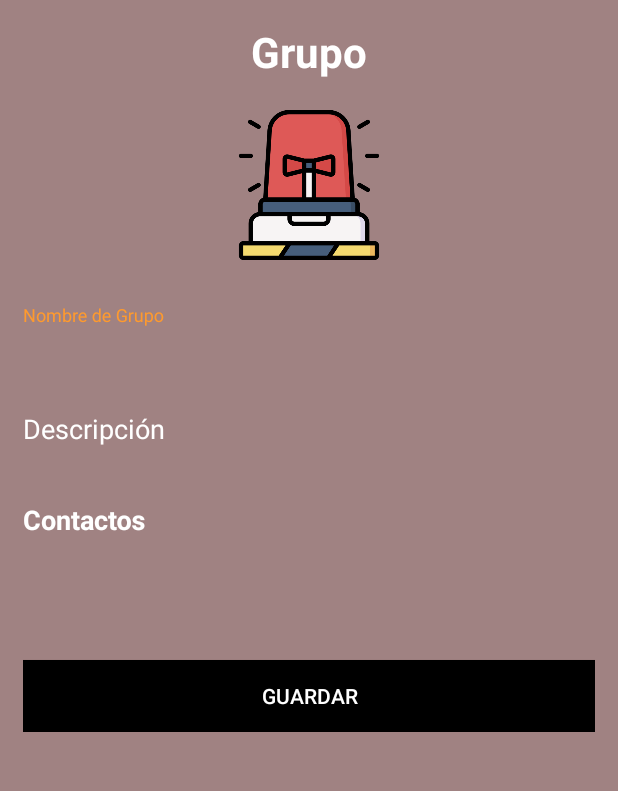
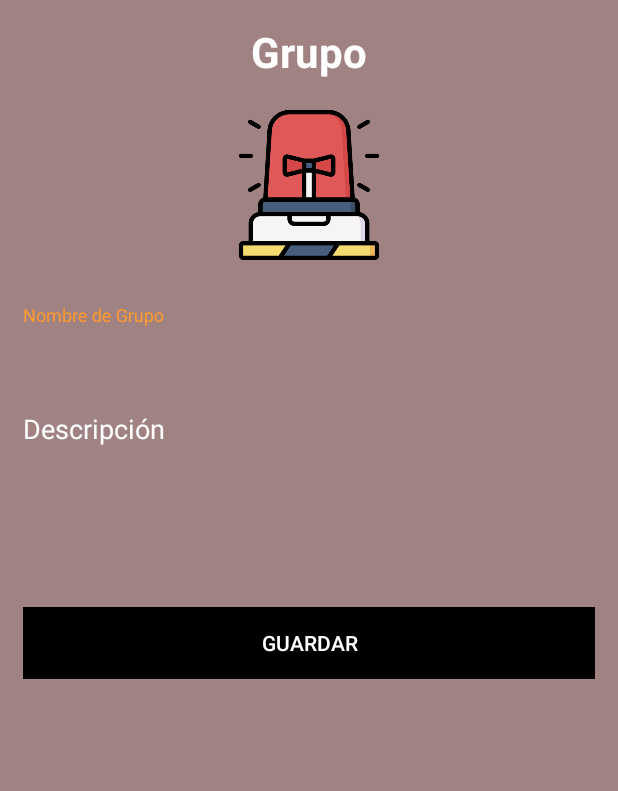
Before and after one commit to joelespinozaro/alarma_vecinal_app, an Android app: the fragment CrearGrupo placed in its activity, after a tap on "GUARDAR", on a phone screen of 412 x 824 dp, the part 84-875 px from its top. Run offline under Robolectric (Android 15) with nearby library versions, the phone set to English and light mode, and no system bars; our stand-ins replace Firebase (no records; nobody signed in at launch, a user with empty details on screens opened directly).

Commit message:
creando grupo

```diff
--- a/app/src/main/java/com/alarmavecinal/app/fragmentos/CrearGrupo.java
+++ b/app/src/main/java/com/alarmavecinal/app/fragmentos/CrearGrupo.java
@@ -22,27 +22,27 @@ import com.google.firebase.firestore.FirebaseFirestore;
 
 import java.util.HashMap;
 import java.util.Map;
+import java.util.Random;
 
 public class CrearGrupo extends Fragment {
     private EditText NombreGroupLayout,DescripcionGroupLayout,ContactGroupLayout;
-    private String CodigoGroup;
+    private Integer CodigoGroup;
     private FirebaseFirestore mFireStore;
     @Override
     public View onCreateView(LayoutInflater inflater, ViewGroup container,
                              Bundle savedInstanceState) {
         // Inflate the layout for this fragment
-
         View view = inflater.inflate(R.layout.fragment_crear_grupo, container, false);
         mFireStore = FirebaseFirestore.getInstance();
         Button btnNewGroup = (Button) view.findViewById(R.id.guardarGrupo);
         NombreGroupLayout = (EditText) view.findViewById(R.id.nameGroup);
         DescripcionGroupLayout = (EditText) view.findViewById(R.id.descripcion);
-        ContactGroupLayout = (EditText) view.findViewById(R.id.contact);
+        //ContactGroupLayout = (EditText) view.findViewById(R.id.contact);
 
         btnNewGroup.setOnClickListener(new View.OnClickListener(){
             @Override
             public void onClick(View view) {
-                generarCodigoGrupo();
+                setRandomCodeGroup();
                 newGroup();
             }
         });
@@ -52,8 +52,9 @@ public class CrearGrupo extends Fragment {
     public void newGroup(){
         String nombreGrupo =  this.NombreGroupLayout.getText().toString();
         String descripcionGrupo =  this.DescripcionGroupLayout.getText().toString();
-        String contactoGrupo =  this.ContactGroupLayout.getText().toString();
+        //String contactoGrupo =  this.ContactGroupLayout.getText().toString();
 
+        if(!nombreGrupo.matches("") && !descripcionGrupo.matches("")){
             Map<String, Object> map = new HashMap<>();
             map.put("codgru",this.CodigoGroup);
             map.put("nombre",nombreGrupo);
@@ -70,8 +71,17 @@ public class CrearGrupo extends Fragment {
                     Toast.makeText(getActivity(),"Error al crear grupo",Toast.LENGTH_LONG ).show();
                 }
             });
+        }else{
+            Toast.makeText(getActivity(),"Complete los campos",Toast.LENGTH_LONG ).show();
+        }
+
+
 
     }
+    public void setRandomCodeGroup(){
+        Random random = new Random();
+        random.setSeed(System.currentTimeMillis());
+        this.CodigoGroup = random.nextInt(10000);
+    }
 
-    public void generarCodigoGrupo(){        this.CodigoGroup = "1234L";}
 }
--- a/app/src/main/res/layout/fragment_crear_grupo.xml
+++ b/app/src/main/res/layout/fragment_crear_grupo.xml
@@ -66,17 +66,7 @@
             android:layout_width="match_parent"
             android:layout_height="wrap_content"
             android:layout_marginTop="25dp"
-            android:textColorHint="#fff">
-            <EditText
-                android:id="@+id/contact"
-                android:hint="Contactos"
-                android:background="#A08282"
-                android:textColor="#fff"
-                android:layout_width="match_parent"
-                android:layout_height="wrap_content"
-                android:textStyle="bold"
-                android:layout_marginTop="30dp"/>
-        </com.google.android.material.textfield.TextInputLayout>
+            android:textColorHint="#fff"/>
 
         <Button
             android:id="@+id/guardarGrupo"
```
Lines whose indentation alone changed are shown as unchanged.
